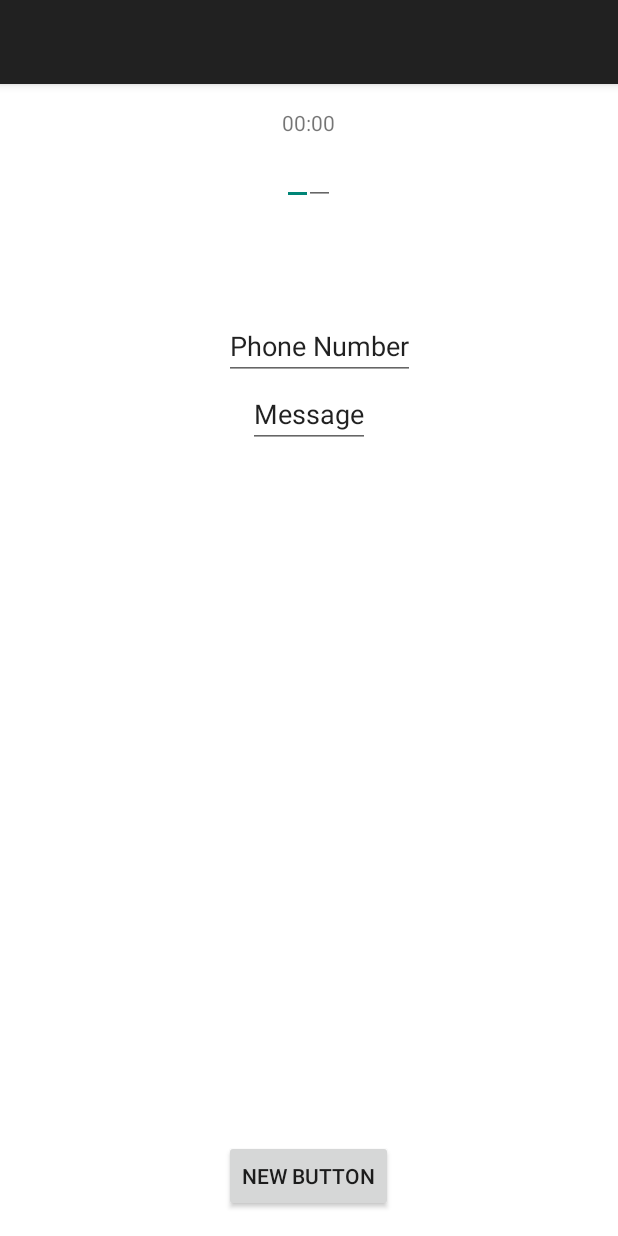
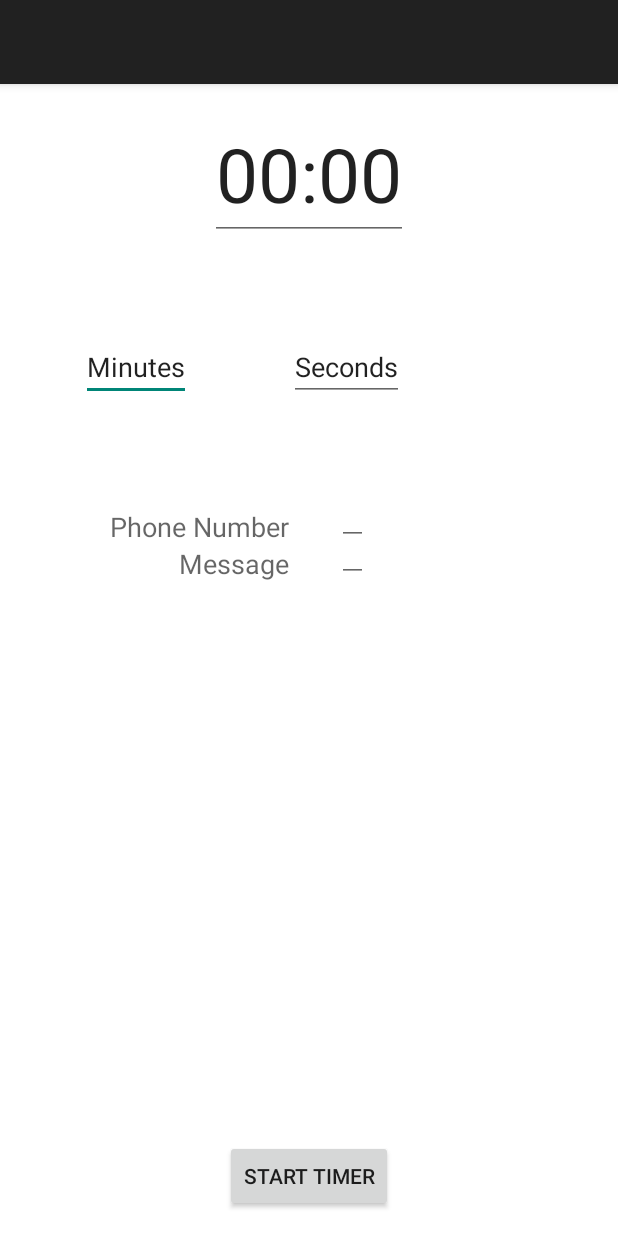
Before and after one commit to hellorichardpham/Bulletin-Board-Chat-master, an Android app: the screen it shows after launch (MainActivity), on a phone screen of 412 x 824 dp. Run offline under Robolectric (Android 15) with nearby library versions, the phone set to English and light mode, and no system bars; 2 statements that could not run were skipped.

Commit message:
"Phone Message" and "Message" into TextView. Added two blank edit text boxes. minutes and seconds inputs have different text box names ("Minutes, "seconds")

```diff
--- a/app/src/main/java/com/pham/richard/bulletinboard/MainActivity.java
+++ b/app/src/main/java/com/pham/richard/bulletinboard/MainActivity.java
@@ -44,7 +44,7 @@ import org.w3c.dom.Text;
 import java.util.ArrayList;
 import java.util.HashMap;
 import java.util.List;
-
+//
 
 public class MainActivity extends ActionBarActivity {
 
@@ -60,6 +60,7 @@ public class MainActivity extends ActionBarActivity {
     boolean countdownHasStarted = false;
     double longitude;
     double latitude;
+    boolean iClicked = false;
 
     /*** Called when the activity is first created.*/
     @Override
@@ -70,9 +71,8 @@ public class MainActivity extends ActionBarActivity {
         mButton = (Button) findViewById(R.id.button);
         mEdit = (EditText) findViewById(R.id.minuteView);
         sEdit = (EditText) findViewById(R.id.secondView);
-        txtphoneNo = (EditText) findViewById(R.id.phoneNumber);
-        txtMessage = (EditText) findViewById(R.id.message);
-
+        txtphoneNo = (EditText) findViewById(R.id.phoneNumberInput);
+        txtMessage = (EditText) findViewById(R.id.messageInput);
 
         final LocationListener locationListener = new LocationListener() {
             public void onLocationChanged(Location location) {
@@ -93,7 +93,6 @@ public class MainActivity extends ActionBarActivity {
             }
 
         };
-
 
         LocationManager lm = (LocationManager)getSystemService(Context.LOCATION_SERVICE);
         Location location = lm.getLastKnownLocation(LocationManager.GPS_PROVIDER);
@@ -140,52 +139,31 @@ public class MainActivity extends ActionBarActivity {
                                     totalTime = 0;
                                     sendSMSMessage();
                                     countdownHasStarted = false;
-
-
                                 }
-
-
                             }
-
                                     .start();
                         }
-
                     }
-
 
                     //SEND SMS MESSAGE
                     protected void sendSMSMessage() {
 
                         Log.i("Send SMS", "");
-                        String phoneNo = txtphoneNo.getText().toString();
+                        String phoneNoInput = txtphoneNo.getText().toString();
                         String  mapLink = "https://www.google.com/maps/?q=" + latitude + "," + longitude;
-                        String message = txtMessage.getText().toString() + "\n Here's my last location: " + mapLink;
+                        String messageInput = txtMessage.getText().toString() + "\n Here's my last location: " + mapLink;
 
 
                         try {
                             SmsManager smsManager = SmsManager.getDefault();
-                            smsManager.sendTextMessage(phoneNo, null, message, null, null);
+                            smsManager.sendTextMessage(phoneNoInput, null, messageInput, null, null);
                             Toast.makeText(getApplicationContext(), "SMS sent.", Toast.LENGTH_LONG).show();
                         } catch (Exception e) {
                             Toast.makeText(getApplicationContext(), "SMS faild, please try again.", Toast.LENGTH_LONG).show();
                             e.printStackTrace();
                         }
                     }
-
-
                 });
-
-        //BLANK SPACE WHEN TEXT IS CLICKED
-        txtphoneNo.setOnClickListener(
-                new View.OnClickListener() {
-                    public void onClick(View view) {
-
-
-                    }
-                    void deleteText() {
-                        txtphoneNo.setText("");
-                    }
-        });
     }
 
 
--- a/app/src/main/res/layout/activity_main.xml
+++ b/app/src/main/res/layout/activity_main.xml
@@ -9,7 +9,7 @@
     <Button
         android:layout_width="wrap_content"
         android:layout_height="wrap_content"
-        android:text="New Button"
+        android:text="Start Timer"
         android:id="@+id/button"
         android:layout_alignParentBottom="true"
         android:layout_centerHorizontal="true" />
@@ -18,47 +18,81 @@
         android:layout_width="wrap_content"
         android:layout_height="wrap_content"
         android:id="@+id/minuteView"
+        android:layout_marginTop="62dp"
+        android:text="Minutes"
         android:layout_below="@+id/countdownView"
-        android:layout_alignLeft="@+id/countdownView"
-        android:layout_alignStart="@+id/countdownView" />
+        android:layout_alignRight="@+id/message"
+        android:layout_alignEnd="@+id/message"
+        android:layout_marginRight="65dp"
+        android:layout_marginEnd="65dp" />
 
     <EditText
         android:layout_width="wrap_content"
         android:layout_height="wrap_content"
         android:id="@+id/secondView"
         android:layout_gravity="center"
+        android:text="Seconds"
         android:layout_alignTop="@+id/minuteView"
-        android:layout_alignRight="@+id/countdownView"
-        android:layout_alignEnd="@+id/countdownView" />
+        android:layout_toRightOf="@+id/minuteView"
+        android:layout_toEndOf="@+id/minuteView" />
 
-    <TextView
+    <EditText
         android:layout_width="wrap_content"
         android:layout_height="wrap_content"
         android:text="00:00"
         android:id="@+id/countdownView"
+        android:textSize="50dp"
+        android:textAlignment="center"
         android:layout_alignParentTop="true"
-        android:layout_centerHorizontal="true" />
+        android:layout_centerHorizontal="true"
+        android:gravity="center"/>
 
-    <EditText
+    <TextView
         android:layout_width="wrap_content"
         android:layout_height="wrap_content"
         android:textAppearance="?android:attr/textAppearanceMedium"
         android:text="Phone Number"
         android:id="@+id/phoneNumber"
         android:layout_marginTop="71dp"
+        android:focusableInTouchMode="false"
+
         android:layout_below="@+id/minuteView"
-        android:layout_alignLeft="@+id/button"
-        android:layout_alignStart="@+id/button"
-        android:focusableInTouchMode="false"/>
+        android:layout_alignRight="@+id/message"
+        android:layout_alignEnd="@+id/message" />
+
+    <TextView
+        android:layout_width="wrap_content"
+        android:layout_height="wrap_content"
+        android:textAppearance="?android:attr/textAppearanceMedium"
+        android:text="Message"
+        android:id="@+id/message"
+        android:focusableInTouchMode="false"
+        android:layout_below="@+id/phoneNumber"
+        android:layout_alignRight="@+id/button"
+        android:layout_alignEnd="@+id/button"
+        android:layout_marginRight="69dp"
+        android:layout_marginEnd="69dp" />
 
     <EditText
         android:layout_width="wrap_content"
         android:layout_height="wrap_content"
         android:textAppearance="?android:attr/textAppearanceMedium"
-        android:text="Message"
-        android:id="@+id/message"
-        android:layout_below="@+id/phoneNumber"
-        android:layout_centerHorizontal="true"
-        android:focusableInTouchMode="false"/>/>
+        android:id="@+id/phoneNumberInput"
+        android:focusableInTouchMode="true"
+        android:layout_alignBottom="@+id/phoneNumber"
+        android:layout_alignLeft="@+id/secondView"
+        android:layout_alignStart="@+id/secondView"
+        android:layout_marginLeft="32dp"
+        android:layout_marginStart="32dp" />
+
+    <EditText
+        android:layout_width="wrap_content"
+        android:layout_height="wrap_content"
+        android:textAppearance="?android:attr/textAppearanceMedium"
+        android:id="@+id/messageInput"
+        android:focusableInTouchMode="true"
+        android:layout_alignBottom="@+id/message"
+        android:layout_alignLeft="@+id/phoneNumberInput"
+        android:layout_alignStart="@+id/phoneNumberInput" />
 
 </RelativeLayout>
```
